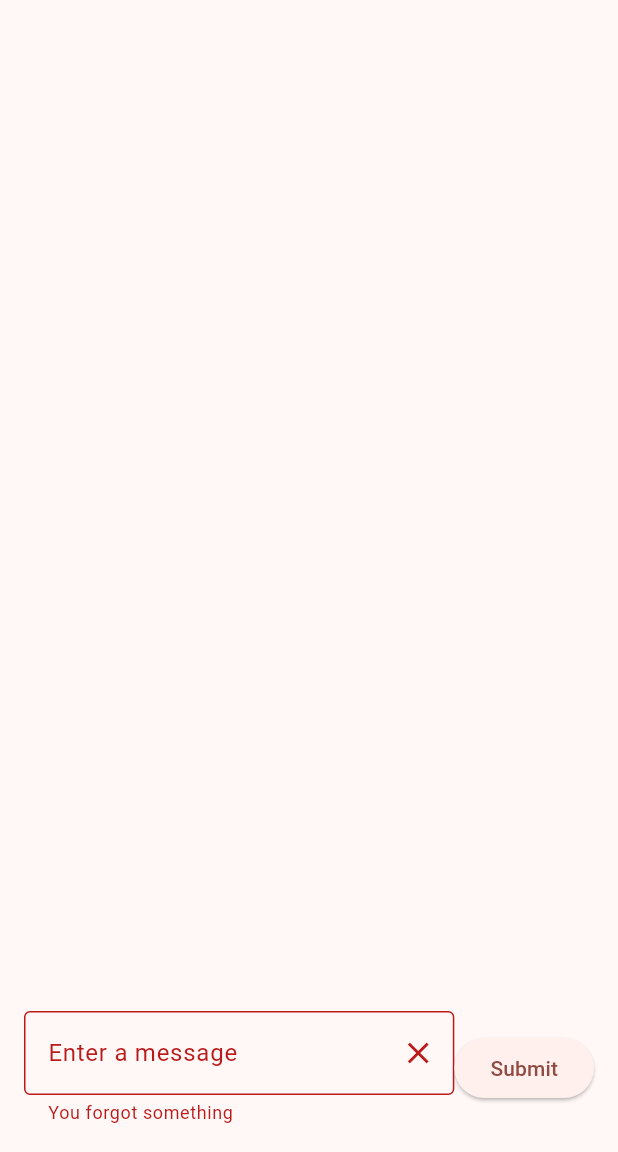
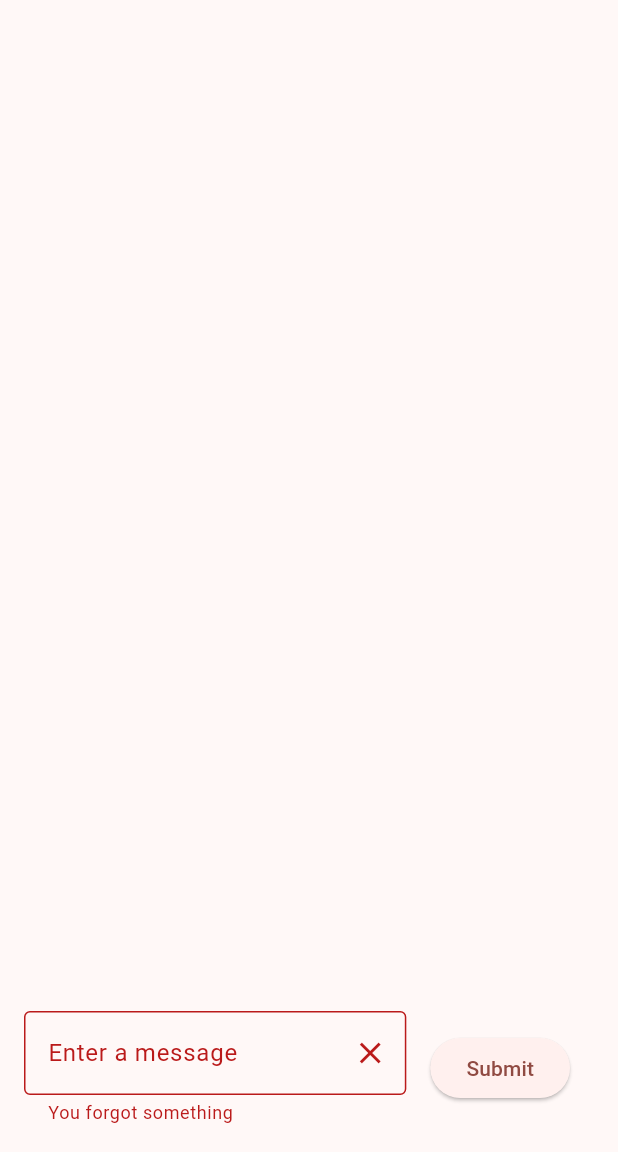
Before and after one commit to alecerf/jarvis, a Flutter app: the screen it shows after launch, after a tap on "Submit", on a phone screen of 412 x 824 dp, the part 84-1236 px from its top. Run offline on Flutter 3.47's test engine with Material 3 defaults, Android fonts, the phone set to English and light mode, and no system bars; missing offline and left inert: markdown_widget.

Commit message:
improve message card

```diff
--- a/lib/message_form.dart
+++ b/lib/message_form.dart
@@ -5,7 +5,7 @@ class MessageForm extends StatefulWidget {
   final Function(String, bool) callback;
   final String apiKey;
 
-  const MessageForm(this.callback, this.apiKey, {super.key});
+  const MessageForm({required this.callback, required this.apiKey, super.key});
 
   @override
   State<MessageForm> createState() => _MessageFormState();
@@ -22,6 +22,21 @@ class _MessageFormState extends State<MessageForm> {
     super.dispose();
   }
 
+  void submit() {
+    if (_formKey.currentState!.validate()) {
+      final response = ask(messageController.text, widget.apiKey);
+      widget.callback(messageController.text, true);
+      messageController.clear();
+      response.then((value) {
+        widget.callback(value.body, false);
+      }).catchError(
+        (error) {
+          widget.callback(error, false);
+        },
+      );
+    }
+  }
+
   @override
   Widget build(BuildContext context) {
     return Form(
@@ -31,10 +46,14 @@ class _MessageFormState extends State<MessageForm> {
           Expanded(
             child: TextFormField(
               controller: messageController,
-              decoration: const InputDecoration(
-                  border: OutlineInputBorder(),
+              onFieldSubmitted: (_) => submit(),
+              decoration: InputDecoration(
+                  border: const OutlineInputBorder(),
                   labelText: 'Enter a message',
-                  suffixIcon: Icon(Icons.clear)),
+                  suffixIcon: IconButton(
+                    icon: const Icon(Icons.close),
+                    onPressed: () => messageController.clear(),
+                  )),
               validator: (String? value) {
                 if (value == null || value.isEmpty) {
                   return 'You forgot something';
@@ -44,22 +63,9 @@ class _MessageFormState extends State<MessageForm> {
             ),
           ),
           Padding(
-            padding: const EdgeInsets.symmetric(vertical: 16.0),
+            padding: const EdgeInsets.all(16),
             child: ElevatedButton(
-              onPressed: () {
-                if (_formKey.currentState!.validate()) {
-                  final response = ask(messageController.text, widget.apiKey);
-                  widget.callback(messageController.text, true);
-                  messageController.clear();
-                  response.then((value) {
-                    widget.callback(value.body, false);
-                  }).catchError(
-                    (error) {
-                      widget.callback(error, false);
-                    },
-                  );
-                }
-              },
+              onPressed: () => submit(),
               child: const Text('Submit'),
             ),
           ),
--- a/pubspec.yaml
+++ b/pubspec.yaml
@@ -10,7 +10,7 @@ dependencies:
     sdk: flutter
   cupertino_icons: ^1.0.2
   http: ^1.2.0
-  markdown: ^7.2.1
+  markdown_widget: ^2.3.2+3
 
 dev_dependencies:
   flutter_test:
```
Also changed, not shown: lib/main.dart (+4 -14 lines), lib/message.dart (+22 -8 lines), pubspec.lock, 5 other files.
